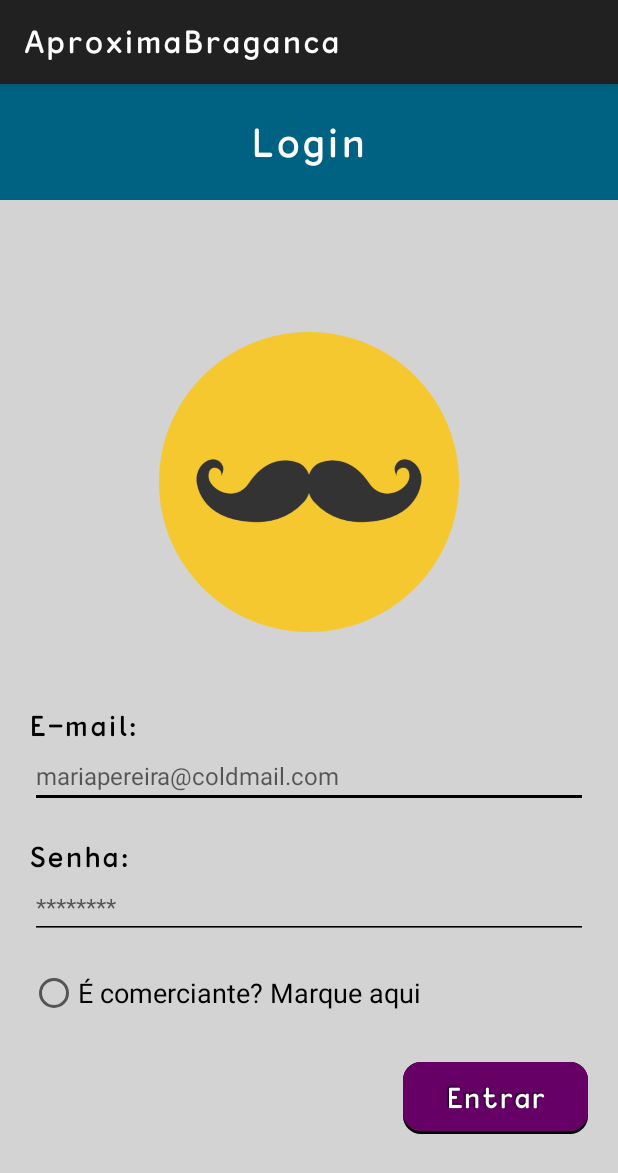
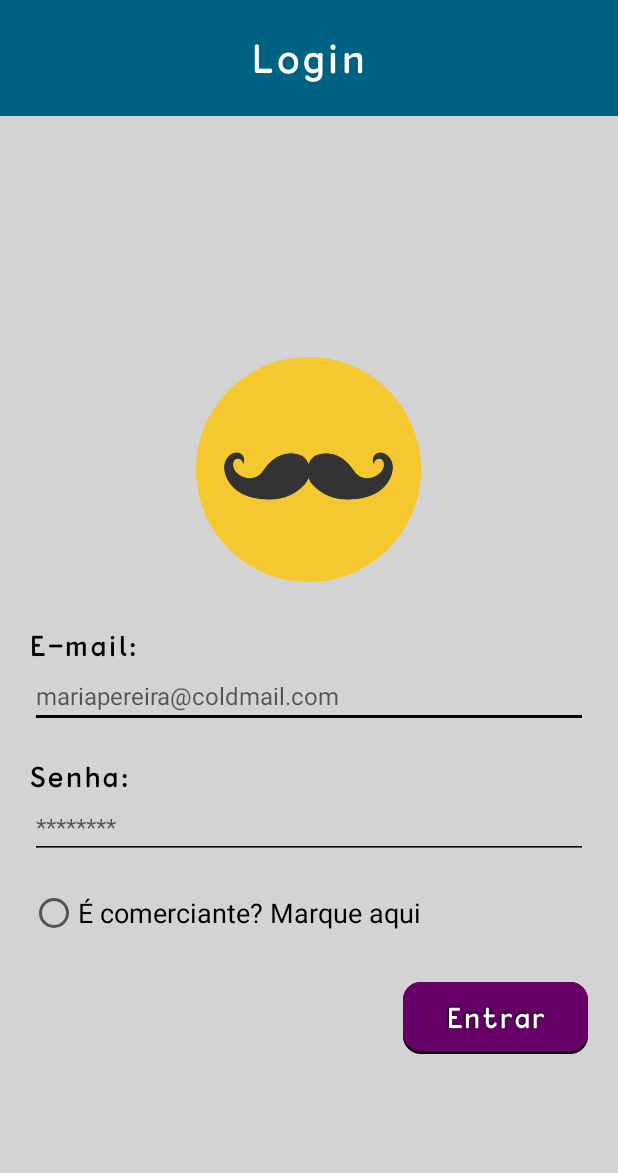
Before and after one commit to ahset/AproximaBraganca, an Android app: the screen it shows after launch (MainActivity), on a phone screen of 412 x 824 dp. Shown: the top 1173 px of the screen. Run offline under Robolectric (Android 15) with nearby library versions, the phone set to English and light mode, and no system bars.

Commit message:
tela inicial funcionando

```diff
--- a/app/src/main/java/com/example/aproximabraganca/AvaliacaoCliente.kt
+++ b/app/src/main/java/com/example/aproximabraganca/AvaliacaoCliente.kt
@@ -5,7 +5,6 @@ import android.view.LayoutInflater
 import android.view.View
 import android.view.ViewGroup
 import androidx.fragment.app.Fragment
-import org.junit.runner.RunWith
 
 class AvaliacaoCliente : Fragment() {
 
--- a/app/src/main/java/com/example/aproximabraganca/AvaliacaoComercio.kt
+++ b/app/src/main/java/com/example/aproximabraganca/AvaliacaoComercio.kt
@@ -5,7 +5,6 @@ import android.view.LayoutInflater
 import android.view.View
 import android.view.ViewGroup
 import androidx.fragment.app.Fragment
-import org.junit.runner.RunWith
 
 class AvaliacaoComercio : Fragment() {
 
--- a/app/src/main/java/com/example/aproximabraganca/ChatCliente.kt
+++ b/app/src/main/java/com/example/aproximabraganca/ChatCliente.kt
@@ -5,7 +5,6 @@ import android.view.LayoutInflater
 import android.view.View
 import android.view.ViewGroup
 import androidx.fragment.app.Fragment
-import org.junit.runner.RunWith
 
 class ChatCliente : Fragment() {
 
--- a/app/src/main/java/com/example/aproximabraganca/ChatComercio.kt
+++ b/app/src/main/java/com/example/aproximabraganca/ChatComercio.kt
@@ -5,7 +5,6 @@ import android.view.LayoutInflater
 import android.view.View
 import android.view.ViewGroup
 import androidx.fragment.app.Fragment
-import org.junit.runner.RunWith
 
 class ChatComercio : Fragment() {
 
--- a/app/src/main/java/com/example/aproximabraganca/DashboardCliente.kt
+++ b/app/src/main/java/com/example/aproximabraganca/DashboardCliente.kt
@@ -5,7 +5,6 @@ import android.view.LayoutInflater
 import android.view.View
 import android.view.ViewGroup
 import androidx.fragment.app.Fragment
-import org.junit.runner.RunWith
 
 class DashboardCliente : Fragment() {
 
--- a/app/src/main/java/com/example/aproximabraganca/DashboardComercio.kt
+++ b/app/src/main/java/com/example/aproximabraganca/DashboardComercio.kt
@@ -5,7 +5,6 @@ import android.view.LayoutInflater
 import android.view.View
 import android.view.ViewGroup
 import androidx.fragment.app.Fragment
-import org.junit.runner.RunWith
 
 class DashboardComercio : Fragment() {
 
--- a/app/src/main/java/com/example/aproximabraganca/Login.kt
+++ b/app/src/main/java/com/example/aproximabraganca/Login.kt
@@ -5,7 +5,6 @@ import android.view.LayoutInflater
 import android.view.View
 import android.view.ViewGroup
 import androidx.fragment.app.Fragment
-import org.junit.runner.RunWith
 
 class Login : Fragment() {
 
--- a/app/src/main/java/com/example/aproximabraganca/MainActivity.kt
+++ b/app/src/main/java/com/example/aproximabraganca/MainActivity.kt
@@ -2,7 +2,6 @@ package com.example.aproximabraganca
 
 import android.os.Bundle
 import androidx.appcompat.app.AppCompatActivity
-import org.junit.runner.RunWith
 
 class MainActivity : AppCompatActivity() {
     override fun onCreate(savedInstanceState: Bundle?) {
--- a/app/src/main/java/com/example/aproximabraganca/MapaCliente.kt
+++ b/app/src/main/java/com/example/aproximabraganca/MapaCliente.kt
@@ -5,7 +5,6 @@ import android.view.LayoutInflater
 import android.view.View
 import android.view.ViewGroup
 import androidx.fragment.app.Fragment
-import org.junit.runner.RunWith
 
 class MapaCliente : Fragment() {
 
--- a/app/src/main/java/com/example/aproximabraganca/PerfilCliente.kt
+++ b/app/src/main/java/com/example/aproximabraganca/PerfilCliente.kt
@@ -5,7 +5,6 @@ import android.view.LayoutInflater
 import android.view.View
 import android.view.ViewGroup
 import androidx.fragment.app.Fragment
-import org.junit.runner.RunWith
 
 class PerfilCliente : Fragment() {
 
--- a/app/src/main/java/com/example/aproximabraganca/PerfilComercio.kt
+++ b/app/src/main/java/com/example/aproximabraganca/PerfilComercio.kt
@@ -5,7 +5,6 @@ import android.view.LayoutInflater
 import android.view.View
 import android.view.ViewGroup
 import androidx.fragment.app.Fragment
-import org.junit.runner.RunWith
 
 class PerfilComercio : Fragment() {
 
--- a/app/src/main/java/com/example/aproximabraganca/SituacaoComercio.kt
+++ b/app/src/main/java/com/example/aproximabraganca/SituacaoComercio.kt
@@ -5,7 +5,6 @@ import android.view.LayoutInflater
 import android.view.View
 import android.view.ViewGroup
 import androidx.fragment.app.Fragment
-import org.junit.runner.RunWith
 
 class SituacaoComercio : Fragment() {
 
--- a/app/src/main/res/layout/fragment_login.xml
+++ b/app/src/main/res/layout/fragment_login.xml
@@ -24,20 +24,22 @@
         android:layout_width="match_parent"
         android:layout_height="match_parent"
         android:layout_below="@id/menuLayout">
-        <RelativeLayout
+        <LinearLayout
             android:layout_marginLeft="20dp"
             android:layout_marginRight="20dp"
             android:layout_marginBottom="60dp"
             android:layout_width="match_parent"
             android:layout_height="wrap_content"
-            android:layout_centerInParent="true">
+            android:layout_centerInParent="true"
+            android:orientation="vertical">
             <ImageView
                 android:id="@+id/logoAPP"
-                android:layout_width="200dp"
-                android:layout_height="200dp"
+                android:layout_width="150dp"
+                android:layout_height="150dp"
                 android:layout_gravity="center"
                 android:src="@drawable/mustache"
-                android:layout_marginBottom="50dp"
+                android:layout_marginBottom="30dp"
+                android:layout_marginTop="20dp"
                 android:layout_centerHorizontal="true" />
 
             <LinearLayout
@@ -97,6 +99,6 @@
                     android:text="Entrar" />
 
             </LinearLayout>
-        </RelativeLayout>
+        </LinearLayout>
     </RelativeLayout>
 </RelativeLayout>
--- a/app/src/main/res/values/styles.xml
+++ b/app/src/main/res/values/styles.xml
@@ -1,6 +1,6 @@
 <resources>
     <!-- Base application theme. -->
-    <style name="AppTheme" parent="Theme.AppCompat.Light.DarkActionBar">
+    <style name="AppTheme" parent="Theme.AppCompat.Light.NoActionBar">
         <item name="android:colorBackground">@color/colorBackground</item>
         <item name="android:textColor">@android:color/black</item>
         <item name="android:textAllCaps">false</item>
```
